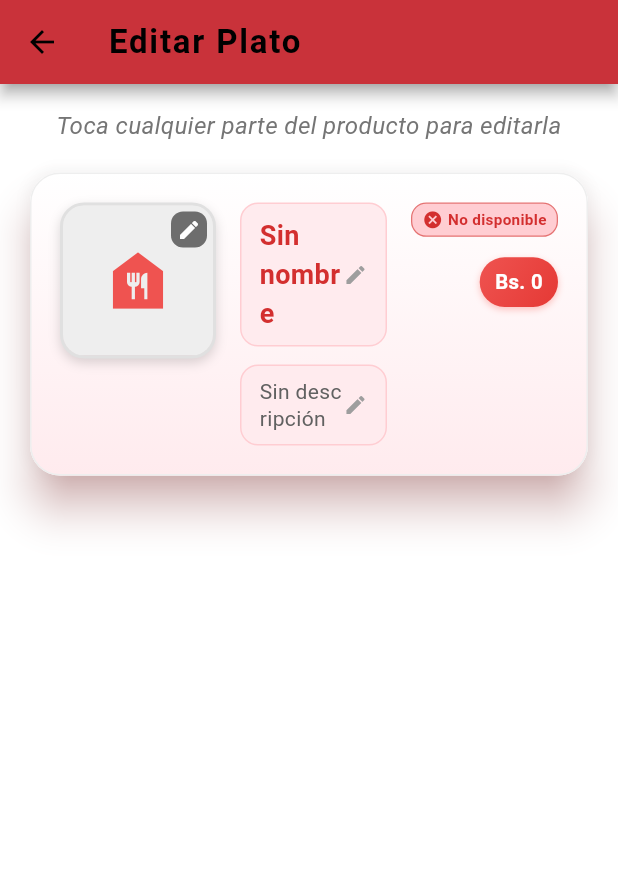
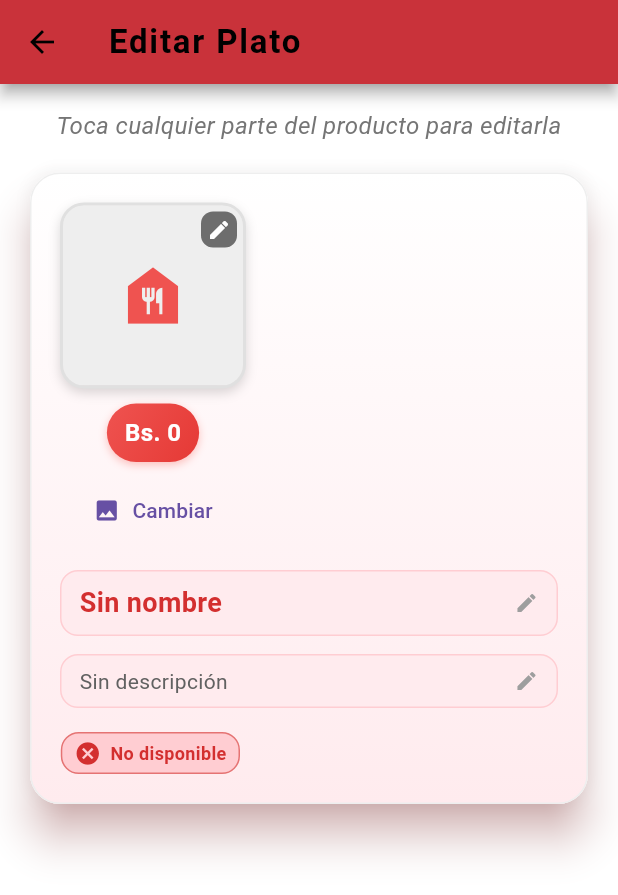
Before and after one commit to Israel192619/Proyecto_Final_FoodMaps, a Flutter app: the EditarProductoPage screen opened directly with empty values, on a phone screen of 412 x 824 dp. Shown: the top 895 px of the screen. Run offline on Flutter 3.47's test engine with Material 3 defaults, Android fonts, the phone set to English and light mode, and no system bars; our stand-ins replace file_picker, geolocator, google_maps_flutter, image_picker, permission_handler, shared_preferences; missing offline and left inert: google_map_custom_windows, pusher_channels_flutter; accounts and stored records are empty.

Commit message:
formulario para editar productos adaptado para web y escritorio

```diff
--- a/lib/screens/dueño/fragments/editar_producto_page.dart
+++ b/lib/screens/dueño/fragments/editar_producto_page.dart
@@ -43,6 +43,8 @@ class _EditarProductoPageState extends State<EditarProductoPage> {
   bool _editarDescripcion = false;
   bool _editarDisponibilidad = false;
   bool _editarImagen = false;
+
+  static const int _maxImageBytes = 2 * 1024 * 1024; // 2MB
 
   @override
   void initState() {
@@ -193,25 +195,33 @@ class _EditarProductoPageState extends State<EditarProductoPage> {
 
     final picker = ImagePicker();
 
+    Future<void> _setBytes(Uint8List bytes, String nameOrPath) async {
+      if (bytes.length > _maxImageBytes) {
+        final sizeMb = (bytes.length / (1024 * 1024)).toStringAsFixed(2);
+        ScaffoldMessenger.of(context).showSnackBar(
+          SnackBar(content: Text('La imagen seleccionada pesa $sizeMb MB. Máximo permitido 2MB.')),
+        );
+        return;
+      }
+      setState(() {
+        _imageBytes = bytes;
+        _imagePath = nameOrPath;
+        _editarImagen = true;
+      });
+      print('[VISTA][EDITAR_PRODUCTO] Imagen seleccionada (${bytes.length} bytes)');
+    }
+
     if (kIsWeb) {
       final picked = await picker.pickImage(source: ImageSource.gallery);
       if (picked != null) {
         final bytes = await picked.readAsBytes();
-        setState(() {
-          _imageBytes = bytes;
-          _imagePath = picked.name;
-          _editarImagen = true;
-        });
+        await _setBytes(bytes, picked.name);
       }
     } else if (isDesktop) {
       final picked = await picker.pickImage(source: ImageSource.gallery);
       if (picked != null) {
         final bytes = await picked.readAsBytes();
-        setState(() {
-          _imageBytes = bytes;
-          _imagePath = picked.path;
-          _editarImagen = true;
-        });
+        await _setBytes(bytes, picked.path);
       }
     } else {
       final source = await showDialog<ImageSource>(
@@ -239,14 +249,19 @@ class _EditarProductoPageState extends State<EditarProductoPage> {
         final picked = await picker.pickImage(source: source);
         if (picked != null) {
           final bytes = await picked.readAsBytes();
-          setState(() {
-            _imageBytes = bytes;
-            _imagePath = picked.path;
-            _editarImagen = true;
-          });
+          await _setBytes(bytes, picked.path);
         }
       }
     }
+  }
+
+  void _limpiarImagenSeleccionada() {
+    setState(() {
+      _imageBytes = null;
+      _imagePath = null;
+      _editarImagen = false;
+    });
+    print('[VISTA][EDITAR_PRODUCTO] Imagen seleccionada limpiada');
   }
 
   Future<void> _guardarCambios() async {
@@ -383,48 +398,18 @@ class _EditarProductoPageState extends State<EditarProductoPage> {
     final isDark = Theme.of(context).brightness == Brightness.dark;
     final hasChanges = _editarNombre || _editarPrecio || _editarDescripcion || _editarDisponibilidad || _editarImagen;
 
-    return Container(
-      margin: const EdgeInsets.only(bottom: 20),
-      child: Card(
-        elevation: 12,
-        shape: RoundedRectangleBorder(
-          borderRadius: BorderRadius.circular(20),
-          side: BorderSide(
-            color: hasChanges ? Colors.orange : (isDark ? Colors.grey[700]! : Colors.grey[200]!),
-            width: hasChanges ? 3 : 1,
-          ),
-        ),
-        color: isDark ? Colors.grey[850] : Colors.white,
-        child: Container(
-          decoration: BoxDecoration(
-            borderRadius: BorderRadius.circular(20),
-            gradient: isDark
-                ? LinearGradient(
-                    colors: [Colors.grey[800]!, Colors.grey[850]!],
-                    begin: Alignment.topCenter,
-                    end: Alignment.bottomCenter,
-                  )
-                : LinearGradient(
-                    colors: [Colors.white, Colors.red.shade50],
-                    begin: Alignment.topCenter,
-                    end: Alignment.bottomCenter,
-                  ),
-          ),
-          child: Padding(
-            padding: const EdgeInsets.all(20),
-            child: Row(
-              crossAxisAlignment: CrossAxisAlignment.start,
-              children: [
-                // Primer contenedor: Imagen (clickeable)
-                GestureDetector(
+    return LayoutBuilder(
+      builder: (context, constraints) {
+        final bool isNarrow = constraints.maxWidth < 560; // umbral para apilar
+        final double imageSize = isNarrow ? 120 : 100;
+
+        final imageWidget = GestureDetector(
           onTap: () => _editarCampo('imagen'),
           child: Container(
             decoration: BoxDecoration(
               borderRadius: BorderRadius.circular(16),
               border: Border.all(
-                        color: _editarImagen
-                            ? Colors.orange
-                            : (isDark ? Colors.grey[600]! : Colors.grey[300]!),
+                color: _editarImagen ? Colors.orange : (isDark ? Colors.grey[600]! : Colors.grey[300]!),
                 width: _editarImagen ? 3 : 2,
               ),
               boxShadow: [
@@ -439,20 +424,16 @@ class _EditarProductoPageState extends State<EditarProductoPage> {
               borderRadius: BorderRadius.circular(14),
               child: Stack(
                 children: [
-                          Container(
-                            width: 100,
-                            height: 100,
+                  SizedBox(
+                    width: imageSize,
+                    height: imageSize,
                     child: _editarImagen && _imageBytes != null
-                                ? Image.memory(
-                                    _imageBytes!,
-                                    fit: BoxFit.cover,
-                                  )
-                                : _currentImageUrl!.isNotEmpty
+                        ? Image.memory(_imageBytes!, fit: BoxFit.cover)
+                        : (_currentImageUrl != null && _currentImageUrl!.isNotEmpty)
                             ? Image.network(
                                 _currentImageUrl!,
                                 fit: BoxFit.cover,
-                                        errorBuilder: (context, error, stackTrace) =>
-                                            Container(
+                                errorBuilder: (context, error, stackTrace) => Container(
                                   color: isDark ? Colors.grey[700] : Colors.grey[200],
                                   child: Icon(
                                     _tipoProducto == 0 ? Icons.food_bank : Icons.local_drink,
@@ -479,57 +460,45 @@ class _EditarProductoPageState extends State<EditarProductoPage> {
                         color: Colors.black54,
                         borderRadius: BorderRadius.circular(8),
                       ),
-                              child: Icon(
-                                Icons.edit,
-                                color: Colors.white,
-                                size: 16,
-                              ),
-                            ),
-                          ),
-                          if (_editarImagen)
-                            Positioned(
-                              bottom: 4,
-                              left: 4,
-                              child: Container(
-                                padding: const EdgeInsets.all(2),
-                                decoration: BoxDecoration(
-                                  color: Colors.orange,
-                                  borderRadius: BorderRadius.circular(8),
-                                ),
-                                child: Icon(
-                                  Icons.check,
-                                  color: Colors.white,
-                                  size: 12,
-                                ),
+                      child: const Icon(Icons.edit, color: Colors.white, size: 16),
                     ),
                   ),
                 ],
               ),
             ),
           ),
+        );
+
+        final imageActions = Row(
+          mainAxisSize: MainAxisSize.min,
+          children: [
+            const SizedBox(width: 4),
+            TextButton.icon(
+              onPressed: _seleccionarImagen,
+              icon: const Icon(Icons.image, size: 18),
+              label: const Text('Cambiar'),
             ),
-                const SizedBox(width: 16),
+            if (_imageBytes != null) ...[
+              const SizedBox(width: 4),
+              TextButton.icon(
+                onPressed: _limpiarImagenSeleccionada,
+                icon: const Icon(Icons.close, size: 18),
+                label: const Text('Quitar'),
+              ),
+            ],
+          ],
+        );
 
-                // Segundo contenedor: Nombre y descripción (clickeables)
-                Expanded(
-                  child: Column(
-                    crossAxisAlignment: CrossAxisAlignment.start,
-                    children: [
-                      // Nombre clickeable
-                      GestureDetector(
+        final nombreWidget = GestureDetector(
           onTap: () => _editarCampo('nombre'),
           child: Container(
             width: double.infinity,
             padding: const EdgeInsets.symmetric(vertical: 8, horizontal: 12),
             decoration: BoxDecoration(
-                            color: _editarNombre
-                                ? Colors.orange.withOpacity(0.2)
-                                : (isDark ? Colors.grey[800]?.withOpacity(0.3) : Colors.red.shade50),
+              color: _editarNombre ? Colors.orange.withOpacity(0.2) : (isDark ? Colors.grey[800]?.withOpacity(0.3) : Colors.red.shade50),
               borderRadius: BorderRadius.circular(12),
               border: Border.all(
-                              color: _editarNombre
-                                  ? Colors.orange
-                                  : (isDark ? Colors.grey[700]! : Colors.red.shade100),
+                color: _editarNombre ? Colors.orange : (isDark ? Colors.grey[700]! : Colors.red.shade100),
                 width: _editarNombre ? 2 : 1,
               ),
             ),
@@ -545,39 +514,26 @@ class _EditarProductoPageState extends State<EditarProductoPage> {
                     ),
                   ),
                 ),
-                              Icon(
-                                Icons.edit,
-                                size: 16,
-                                color: _editarNombre ? Colors.orange : Colors.grey,
-                              ),
+                Icon(Icons.edit, size: 16, color: _editarNombre ? Colors.orange : Colors.grey),
                 if (_editarNombre) ...[
                   const SizedBox(width: 4),
-                                Icon(
-                                  Icons.check_circle,
-                                  size: 16,
-                                  color: Colors.orange,
-                                ),
+                  const Icon(Icons.check_circle, size: 16, color: Colors.orange),
                 ],
               ],
             ),
           ),
-                      ),
-                      const SizedBox(height: 12),
-                      // Descripción clickeable
-                      GestureDetector(
+        );
+
+        final descripcionWidget = GestureDetector(
           onTap: () => _editarCampo('descripcion'),
           child: Container(
             width: double.infinity,
             padding: const EdgeInsets.symmetric(vertical: 8, horizontal: 12),
             decoration: BoxDecoration(
-                            color: _editarDescripcion
-                                ? Colors.orange.withOpacity(0.2)
-                                : (isDark ? Colors.grey[800]?.withOpacity(0.3) : Colors.red.shade50),
+              color: _editarDescripcion ? Colors.orange.withOpacity(0.2) : (isDark ? Colors.grey[800]?.withOpacity(0.3) : Colors.red.shade50),
               borderRadius: BorderRadius.circular(12),
               border: Border.all(
-                              color: _editarDescripcion
-                                  ? Colors.orange
-                                  : (isDark ? Colors.grey[700]! : Colors.red.shade100),
+                color: _editarDescripcion ? Colors.orange : (isDark ? Colors.grey[700]! : Colors.red.shade100),
                 width: _editarDescripcion ? 2 : 1,
               ),
             ),
@@ -585,63 +541,29 @@ class _EditarProductoPageState extends State<EditarProductoPage> {
               children: [
                 Expanded(
                   child: Text(
-                                  _descripcionController.text.isEmpty
-                                      ? 'Sin descripción'
-                                      : _descripcionController.text,
-                                  style: TextStyle(
-                                    fontSize: 14,
-                                    color: isDark ? Colors.grey[300] : Colors.grey[700],
-                                    height: 1.3,
-                                  ),
-                                  // Se elimina el truncado para mostrar todo el texto
-                                  // maxLines: 3,
-                                  // overflow: TextOverflow.ellipsis,
+                    _descripcionController.text.isEmpty ? 'Sin descripción' : _descripcionController.text,
+                    style: TextStyle(fontSize: 14, color: isDark ? Colors.grey[300] : Colors.grey[700], height: 1.3),
                   ),
                 ),
-                              Icon(
-                                Icons.edit,
-                                size: 16,
-                                color: _editarDescripcion ? Colors.orange : Colors.grey,
-                              ),
+                Icon(Icons.edit, size: 16, color: _editarDescripcion ? Colors.orange : Colors.grey),
                 if (_editarDescripcion) ...[
                   const SizedBox(width: 4),
-                                Icon(
-                                  Icons.check_circle,
-                                  size: 16,
-                                  color: Colors.orange,
-                                ),
+                  const Icon(Icons.check_circle, size: 16, color: Colors.orange),
                 ],
               ],
             ),
           ),
-                      ),
-                    ],
-                  ),
-                ),
-                const SizedBox(width: 16),
+        );
 
-                // Tercer contenedor: Disponibilidad y precio (clickeables)
-                Flexible(
-                  child: FittedBox(
-                    fit: BoxFit.scaleDown,
-                    alignment: Alignment.topRight,
-                    child: Column(
-                      crossAxisAlignment: CrossAxisAlignment.end,
-                      children: [
-                        // Disponibilidad clickeable
-                        GestureDetector(
+        final disponibilidadWidget = GestureDetector(
           onTap: () => _editarCampo('disponibilidad'),
           child: Container(
             padding: const EdgeInsets.symmetric(horizontal: 8, vertical: 4),
             decoration: BoxDecoration(
-                              color: _editarDisponibilidad
-                                  ? Colors.orange.withOpacity(0.2)
-                                  : (_disponible ? Colors.green.shade100 : Colors.red.shade100),
+              color: _editarDisponibilidad ? Colors.orange.withOpacity(0.2) : (_disponible ? Colors.green.shade100 : Colors.red.shade100),
               borderRadius: BorderRadius.circular(12),
               border: Border.all(
-                                color: _editarDisponibilidad
-                                    ? Colors.orange
-                                    : (_disponible ? Colors.green.shade300 : Colors.red.shade300),
+                color: _editarDisponibilidad ? Colors.orange : (_disponible ? Colors.green.shade300 : Colors.red.shade300),
                 width: _editarDisponibilidad ? 2 : 1,
               ),
             ),
@@ -650,93 +572,129 @@ class _EditarProductoPageState extends State<EditarProductoPage> {
               children: [
                 Icon(
                   _disponible ? Icons.check_circle : Icons.cancel,
-                                  color: _editarDisponibilidad
-                                      ? Colors.orange
-                                      : (_disponible ? Colors.green.shade700 : Colors.red.shade700),
-                                  size: 16,
+                  color: _editarDisponibilidad ? Colors.orange : (_disponible ? Colors.green.shade700 : Colors.red.shade700),
+                  size: 18,
                 ),
-                                const SizedBox(width: 4),
+                const SizedBox(width: 6),
                 Text(
                   _disponible ? 'Disponible' : 'No disponible',
                   style: TextStyle(
                     fontSize: 12,
-                                    color: _editarDisponibilidad
-                                        ? Colors.orange
-                                        : (_disponible ? Colors.green.shade700 : Colors.red.shade700),
+                    color: _editarDisponibilidad ? Colors.orange : (_disponible ? Colors.green.shade700 : Colors.red.shade700),
                     fontWeight: FontWeight.w600,
                   ),
                 ),
-                                if (_editarDisponibilidad) ...[
-                                  const SizedBox(width: 4),
-                                  Icon(
-                                    Icons.check_circle,
-                                    size: 12,
-                                    color: Colors.orange,
-                                  ),
-                                ],
               ],
             ),
           ),
-                        ),
-                        const SizedBox(height: 16),
-                        // Precio clickeable
-                        GestureDetector(
+        );
+
+        final precioWidget = GestureDetector(
           onTap: () => _editarCampo('precio'),
           child: Container(
             padding: const EdgeInsets.symmetric(horizontal: 12, vertical: 8),
             decoration: BoxDecoration(
               gradient: _editarPrecio
-                                  ? LinearGradient(
-                                      colors: [Colors.orange.shade400, Colors.orange.shade600],
-                                      begin: Alignment.topLeft,
-                                      end: Alignment.bottomRight,
-                                    )
-                                  : LinearGradient(
-                                      colors: [Colors.red.shade400, Colors.red.shade600],
-                                      begin: Alignment.topLeft,
-                                      end: Alignment.bottomRight,
-                                    ),
+                  ? LinearGradient(colors: [Colors.orange.shade400, Colors.orange.shade600], begin: Alignment.topLeft, end: Alignment.bottomRight)
+                  : LinearGradient(colors: [Colors.red.shade400, Colors.red.shade600], begin: Alignment.topLeft, end: Alignment.bottomRight),
               borderRadius: BorderRadius.circular(20),
-                              boxShadow: [
-                                BoxShadow(
-                                  color: (_editarPrecio ? Colors.orange : Colors.red).withOpacity(0.3),
-                                  blurRadius: 4,
-                                  offset: const Offset(0, 2),
-                                ),
-                              ],
+              boxShadow: [BoxShadow(color: (_editarPrecio ? Colors.orange : Colors.red).withOpacity(0.3), blurRadius: 4, offset: const Offset(0, 2))],
             ),
             child: Row(
               mainAxisSize: MainAxisSize.min,
               children: [
                 Text(
                   'Bs. ${_precioController.text.isEmpty ? '0' : _precioController.text}',
-                                  style: const TextStyle(
-                                    fontSize: 16,
-                                    fontWeight: FontWeight.bold,
-                                    color: Colors.white,
-                                  ),
+                  style: const TextStyle(fontSize: 16, fontWeight: FontWeight.bold, color: Colors.white),
                 ),
                 if (_editarPrecio) ...[
                   const SizedBox(width: 4),
-                                  Icon(
-                                    Icons.check_circle,
-                                    size: 16,
-                                    color: Colors.white,
-                                  ),
+                  const Icon(Icons.check_circle, size: 16, color: Colors.white),
                 ],
               ],
             ),
           ),
+        );
+
+        final leftBlock = Column(
+          mainAxisSize: MainAxisSize.min,
+          children: [
+            imageWidget,
+            const SizedBox(height: 10),
+            precioWidget, // Precio debajo de la imagen (alineado con diseño de dueño)
+            const SizedBox(height: 8),
+            imageActions,
+          ],
+        );
+
+        final middleBlock = Column(
+          crossAxisAlignment: CrossAxisAlignment.start,
+          children: [
+            nombreWidget,
+            const SizedBox(height: 12),
+            descripcionWidget,
+          ],
+        );
+
+        final rightBlock = ConstrainedBox(
+          constraints: const BoxConstraints(minWidth: 120, maxWidth: 200),
+          child: Column(
+            crossAxisAlignment: CrossAxisAlignment.end,
+            children: [
+              disponibilidadWidget,
+            ],
           ),
+        );
+
+        final content = isNarrow
+            ? Column(
+                crossAxisAlignment: CrossAxisAlignment.start,
+                children: [
+                  leftBlock,
+                  const SizedBox(height: 16),
+                  middleBlock,
+                  const SizedBox(height: 16),
+                  rightBlock,
                 ],
+              )
+            : Row(
+                crossAxisAlignment: CrossAxisAlignment.start,
+                children: [
+                  leftBlock,
+                  const SizedBox(width: 16),
+                  Expanded(child: middleBlock),
+                  const SizedBox(width: 16),
+                  rightBlock,
+                ],
+              );
+
+        return Container(
+          margin: const EdgeInsets.only(bottom: 20),
+          child: Card(
+            elevation: 12,
+            shape: RoundedRectangleBorder(
+              borderRadius: BorderRadius.circular(20),
+              side: BorderSide(
+                color: hasChanges ? Colors.orange : (isDark ? Colors.grey[700]! : Colors.grey[200]!),
+                width: hasChanges ? 3 : 1,
+              ),
+            ),
+            color: isDark ? Colors.grey[850] : Colors.white,
+            child: Container(
+              decoration: BoxDecoration(
+                borderRadius: BorderRadius.circular(20),
+                gradient: isDark
+                    ? LinearGradient(colors: [Colors.grey[800]!, Colors.grey[850]!], begin: Alignment.topCenter, end: Alignment.bottomCenter)
+                    : LinearGradient(colors: [Colors.white, Colors.red.shade50], begin: Alignment.topCenter, end: Alignment.bottomCenter),
+              ),
+              child: Padding(
+                padding: const EdgeInsets.all(20),
+                child: content,
               ),
             ),
           ),
-              ],
-            ),
-          ),
-        ),
-      ),
+        );
+      },
     );
   }
 
```
Lines whose indentation alone changed are shown as unchanged.
